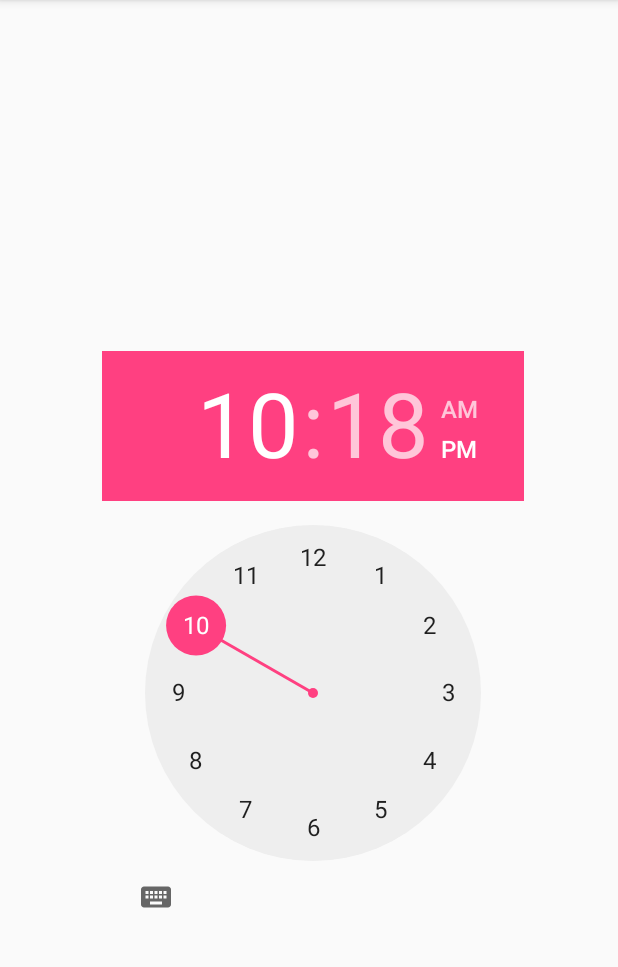
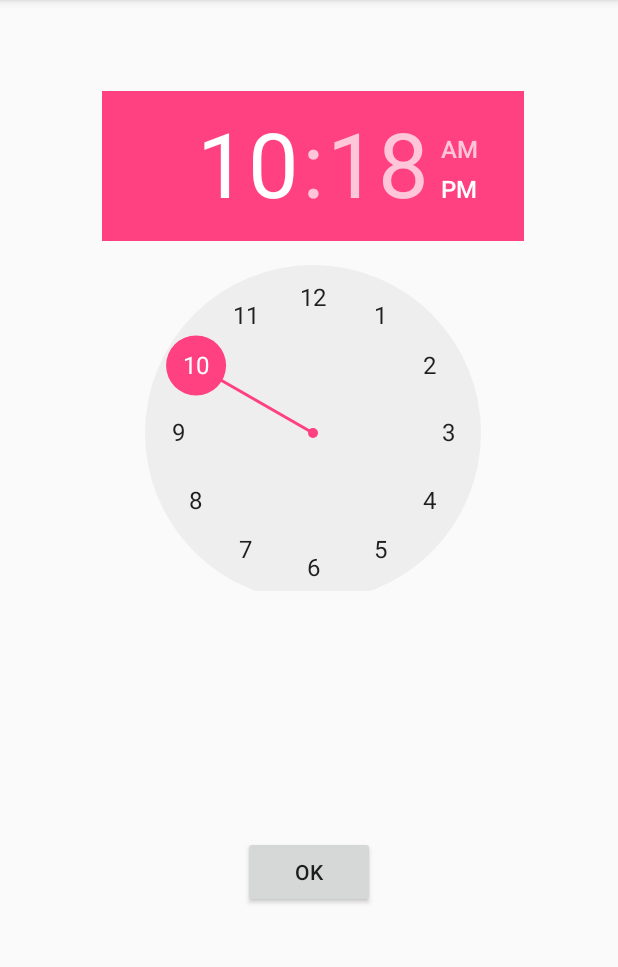
Before and after one commit to monkeydkon/AndroidFinalProjectUnipi, an Android app: the Main4Activity screen opened directly, with no data from a screen before it, after a tap on "OK", on a phone screen of 412 x 824 dp, the part 84-1051 px from its top. Run offline under Robolectric (Android 15) with nearby library versions, the phone set to English and light mode, and no system bars; 2 other taps on this screen came first.

Commit message:
gets date, gets time(HOUR ONLY), does nothing yet

```diff
--- a/app/src/main/java/com/nplab/monkeydkon/androidfinalprojectunipi/Main4Activity.java
+++ b/app/src/main/java/com/nplab/monkeydkon/androidfinalprojectunipi/Main4Activity.java
@@ -23,7 +23,7 @@ public class Main4Activity extends AppCompatActivity {
 
     DatePicker datePicker;
     TimePicker timePicker;
-    Button button6;
+    Button button6, button7;
 
 
     @Override
@@ -36,6 +36,7 @@ public class Main4Activity extends AppCompatActivity {
         datePicker= findViewById(R.id.datePicker);
         timePicker = findViewById(R.id.timePicker);
         button6 = findViewById(R.id.button6);
+        button7 = findViewById(R.id.button7);
 
         // create array list from simple list for not several "adds"
         final ArrayList<String> perioxes = new ArrayList<String>(asList("ilioupoli","alimos"));
@@ -91,5 +92,14 @@ public class Main4Activity extends AppCompatActivity {
         datePicker.setVisibility(View.GONE);
         button6.setVisibility(View.GONE);
         timePicker.setVisibility(View.VISIBLE);
+        button7.setVisibility(View.VISIBLE);
+
+    }
+
+    public void timeSet(View view){
+
+        String hour = timePicker.getCurrentHour().toString();
+        timePicker.getCurrentMinute();
+        Toast.makeText(this,hour,Toast.LENGTH_SHORT).show();
     }
 }
--- a/app/src/main/res/layout/activity_main4.xml
+++ b/app/src/main/res/layout/activity_main4.xml
@@ -24,7 +24,7 @@
     <TimePicker
         android:id="@+id/timePicker"
         android:layout_width="281dp"
-        android:layout_height="428dp"
+        android:layout_height="333dp"
         android:layout_marginBottom="8dp"
         android:layout_marginEnd="8dp"
         android:layout_marginStart="8dp"
@@ -34,7 +34,7 @@
         app:layout_constraintHorizontal_bias="0.521"
         app:layout_constraintStart_toStartOf="parent"
         app:layout_constraintTop_toTopOf="parent"
-        app:layout_constraintVertical_bias="0.705" />
+        app:layout_constraintVertical_bias="0.142" />
 
     <DatePicker
         android:id="@+id/datePicker"
@@ -66,4 +66,21 @@
         app:layout_constraintEnd_toEndOf="parent"
         app:layout_constraintStart_toStartOf="parent"
         app:layout_constraintTop_toBottomOf="@+id/datePicker" />
+
+    <Button
+        android:id="@+id/button7"
+        android:layout_width="wrap_content"
+        android:layout_height="wrap_content"
+        android:layout_marginBottom="8dp"
+        android:layout_marginEnd="8dp"
+        android:layout_marginStart="8dp"
+        android:layout_marginTop="8dp"
+        android:onClick="timeSet"
+        android:text="ok"
+        android:visibility="gone"
+        app:layout_constraintBottom_toBottomOf="parent"
+        app:layout_constraintEnd_toEndOf="parent"
+        app:layout_constraintStart_toStartOf="parent"
+        app:layout_constraintTop_toBottomOf="@+id/timePicker"
+        tools:text="ok" />
 </android.support.constraint.ConstraintLayout>
```
